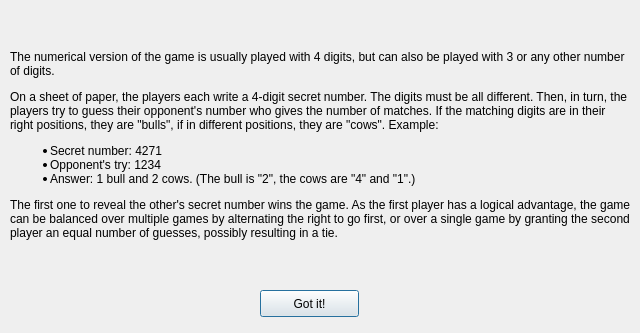
UladBohdan/bulls-cows-qt, file rules.ui: the form before one commit.
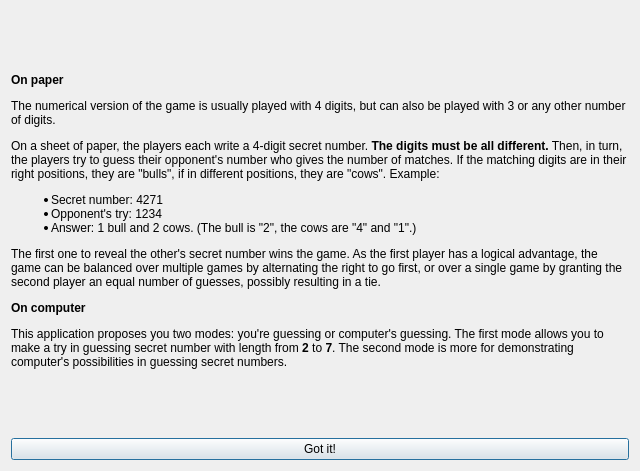
The form after the commit.

```diff
--- a/rules.ui
+++ b/rules.ui
@@ -7,46 +7,42 @@
     <x>0</x>
     <y>0</y>
     <width>640</width>
-    <height>333</height>
+    <height>471</height>
    </rect>
   </property>
   <property name="windowTitle">
    <string>Game rules</string>
   </property>
+  <layout class="QGridLayout" name="gridLayout">
+   <item row="0" column="0">
   <widget class="QLabel" name="label">
-   <property name="geometry">
-    <rect>
-     <x>10</x>
-     <y>10</y>
-     <width>621</width>
-     <height>271</height>
-    </rect>
-   </property>
    <property name="text">
-    <string>&lt;p&gt;The numerical version of the game is usually played with 4 digits, but can also be played with 3 or any other number of digits.&lt;/p&gt;
-&lt;p&gt;On a sheet of paper, the players each write a 4-digit secret number. The digits must be all different. Then, in turn, the players try to guess their opponent's number who gives the number of matches. If the matching digits are in their right positions, they are &amp;quot;bulls&amp;quot;, if in different positions, they are &amp;quot;cows&amp;quot;. Example:&lt;/p&gt;
+      <string>&lt;p&gt;&lt;b&gt;On paper&lt;/b&gt;&lt;/p&gt;
+&lt;p&gt;The numerical version of the game is usually played with 4 digits, but can also be played with 3 or any other number of digits.&lt;/p&gt;
+&lt;p&gt;On a sheet of paper, the players each write a 4-digit secret number. &lt;b&gt;The digits must be all different.&lt;/b&gt; Then, in turn, the players try to guess their opponent's number who gives the number of matches. If the matching digits are in their right positions, they are &amp;quot;bulls&amp;quot;, if in different positions, they are &amp;quot;cows&amp;quot;. Example:&lt;/p&gt;
 &lt;ul&gt;&lt;li&gt;Secret number: 4271&lt;/li&gt;
 &lt;li&gt;Opponent's try: 1234&lt;/li&gt;
 &lt;li&gt;Answer: 1 bull and 2 cows. (The bull is &amp;quot;2&amp;quot;, the cows are &amp;quot;4&amp;quot; and &amp;quot;1&amp;quot;.)&lt;/li&gt;&lt;/ul&gt;
-&lt;p&gt;The first one to reveal the other's secret number wins the game. As the first player has a logical advantage, the game can be balanced over multiple games by alternating the right to go first, or over a single game by granting the second player an equal number of guesses, possibly resulting in a tie.&lt;/p&gt;</string>
+&lt;p&gt;The first one to reveal the other's secret number wins the game. As the first player has a logical advantage, the game can be balanced over multiple games by alternating the right to go first, or over a single game by granting the second player an equal number of guesses, possibly resulting in a tie.&lt;/p&gt;
+&lt;p&gt;&lt;b&gt;On computer&lt;/b&gt;&lt;/p&gt;
+&lt;p&gt;This application proposes you two modes: you're guessing or computer's guessing. The first mode allows you to make a try in guessing secret number with length from &lt;b&gt;2&lt;/b&gt; to &lt;b&gt;7&lt;/b&gt;. The second mode is more for demonstrating computer's possibilities in guessing secret numbers.&lt;/p&gt;</string>
    </property>
    <property name="wordWrap">
     <bool>true</bool>
    </property>
   </widget>
+   </item>
+   <item row="1" column="0">
   <widget class="QPushButton" name="gotItButton">
-   <property name="geometry">
-    <rect>
-     <x>260</x>
-     <y>290</y>
-     <width>99</width>
-     <height>27</height>
-    </rect>
-   </property>
    <property name="text">
     <string>Got it!</string>
    </property>
-  </widget>
+     <property name="shortcut">
+      <string>Return</string>
+     </property>
+    </widget>
+   </item>
+  </layout>
  </widget>
  <resources/>
  <connections/>
```
Lines whose indentation alone changed are shown as unchanged.
